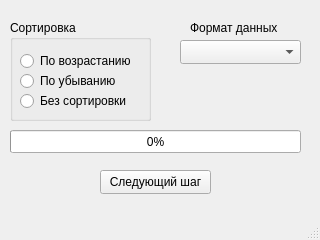
CaigCaig/2024-02-12_Task04_HW01_Widgets, file mainwindow.ui: the form before one commit.
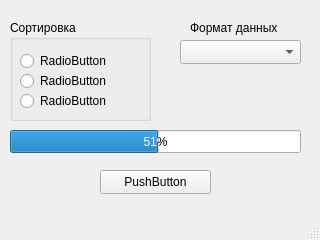
The form after the commit.

Commit message: 2024-02-15 Correction mistakes

What changed in the file:
```diff
--- a/mainwindow.ui
+++ b/mainwindow.ui
@@ -48,7 +48,7 @@
       </rect>
      </property>
      <property name="text">
-      <string>По возрастанию</string>
+      <string>RadioButton</string>
      </property>
     </widget>
     <widget class="QRadioButton" name="rb_down">
@@ -61,7 +61,7 @@
       </rect>
      </property>
      <property name="text">
-      <string>По убыванию</string>
+      <string>RadioButton</string>
      </property>
     </widget>
     <widget class="QRadioButton" name="rb_noth">
@@ -74,7 +74,7 @@
       </rect>
      </property>
      <property name="text">
-      <string>Без сортировки</string>
+      <string>RadioButton</string>
      </property>
     </widget>
    </widget>
@@ -87,11 +87,14 @@
       <height>23</height>
      </rect>
     </property>
+    <property name="minimum">
+     <number>-1</number>
+    </property>
     <property name="maximum">
-     <number>10</number>
+     <number>99</number>
     </property>
     <property name="value">
-     <number>0</number>
+     <number>50</number>
     </property>
    </widget>
    <widget class="QPushButton" name="pB_nextStep">
@@ -104,7 +107,7 @@
      </rect>
     </property>
     <property name="text">
-     <string>Следующий шаг</string>
+     <string>PushButton</string>
     </property>
     <property name="checkable">
      <bool>true</bool>
```
The commit also changes 2 other files.
